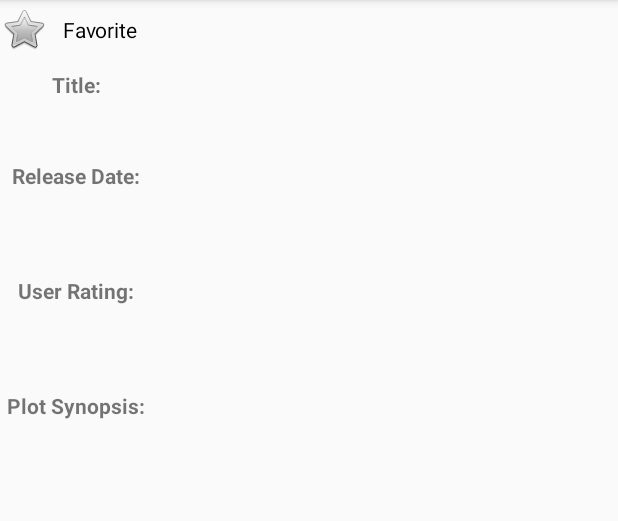
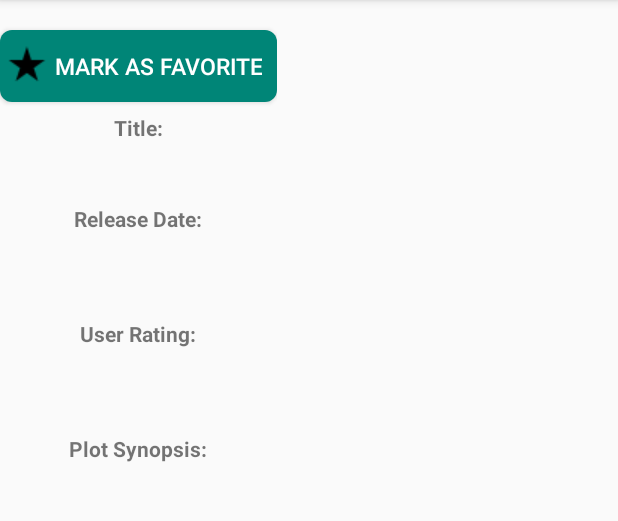
Before and after one commit to tblessed23/Menu, an Android app: the DetailActivity screen opened directly, with no data from a screen before it, on a phone screen of 412 x 824 dp, the part 84-605 px from its top. Run offline under Robolectric (Android 15) with nearby library versions, the phone set to English and light mode, and no system bars; our stand-ins replace Picasso, Room's generated code; pictures from the network do not load; 1 statement that could not run was skipped.

Commit message:
Commit for Favorites

```diff
--- a/app/build.gradle
+++ b/app/build.gradle
@@ -27,7 +27,6 @@ dependencies {
     implementation 'com.android.support:support-v4:26.1.0'
     testImplementation 'junit:junit:4.12'
     implementation 'com.android.support:design:26.1.0'
-    // implementation 'com.squareup.picasso:picasso:2.5.2'
     implementation 'com.squareup.picasso:picasso:2.71828'
 
     def room_version = "2.2.5"
--- a/app/src/main/java/com/example/android/popularmoviespractice/tables/AppDatabase.java
+++ b/app/src/main/java/com/example/android/popularmoviespractice/tables/AppDatabase.java
@@ -23,8 +23,6 @@ public abstract class AppDatabase extends RoomDatabase {
                 Log.d(LOG_TAG, "Creating new database instance");
                 sInstance = Room.databaseBuilder(context.getApplicationContext(),
                         AppDatabase.class, AppDatabase.DATABASE_NAME)
-                        //Temporary
-                        .allowMainThreadQueries()
                         .build();
             }
         }
--- /dev/null
+++ b/app/src/main/res/drawable/btn_round.xml
@@ -0,0 +1,5 @@
+<?xml version="1.0" encoding="utf-8"?>
+<shape xmlns:android="http://schemas.android.com/apk/res/android" android:shape="rectangle">
+    <solid android:color="@color/colorPrimary"/>
+    <corners android:radius="8dp"/>
+</shape>
--- a/app/src/main/res/layout/activity_detail.xml
+++ b/app/src/main/res/layout/activity_detail.xml
@@ -26,15 +26,32 @@
                 android:adjustViewBounds="true"
                 android:scaleType="centerCrop" />
 
-            <CheckBox
-                android:button="@android:drawable/btn_star"
-                android:padding="10dp"
+
+            <!-- Add button -->
+            <Button
+                android:id="@+id/saveButton"
+                style="@style/Widget.AppCompat.Button"
                 android:layout_width="wrap_content"
                 android:layout_height="wrap_content"
-                android:id="@+id/favorite_checkbox"
-                android:text="Favorite"
-                android:background="@android:color/transparent"
-                android:layout_gravity="center"/>
+                android:layout_gravity="center"
+                android:layout_marginTop="20dp"
+                android:paddingRight="10dp"
+                android:background="@drawable/btn_round"
+                android:text="Mark As Favorite"
+                android:textSize="15dp"
+                android:onClick="saveButton"
+                android:drawableLeft="@drawable/baseline_star_rate_black_18dp"
+                android:textColor="@android:color/primary_text_dark" />
+
+<!--            <CheckBox-->
+<!--                android:button="@android:drawable/btn_star"-->
+<!--                android:padding="10dp"-->
+<!--                android:layout_width="wrap_content"-->
+<!--                android:layout_height="wrap_content"-->
+<!--                android:id="@+id/favorite_checkbox"-->
+<!--                android:text="Favorite"-->
+<!--                android:background="@android:color/transparent"-->
+<!--                android:layout_gravity="center"/>-->
 
 
             <TextView
```
Also changed, not shown: app/src/main/java/com/example/android/popularmoviespractice/DetailActivity.java (+32 -28 lines), app/src/main/java/com/example/android/popularmoviespractice/adapters/FavoritesAdapter.java (+29 -17 lines), app/src/main/java/com/example/android/popularmoviespractice/fragments/FavoritesActivity.java (+16 -0 lines), app/src/main/java/com/example/android/popularmoviespractice/fragments/FavoritesFragment.java (+88 -35 lines), app/src/main/java/com/example/android/popularmoviespractice/tables/AppExecutors.java (added, +63 -0 lines), app/src/main/res/layout/favorite_layout.xml (+8 -1 lines).
